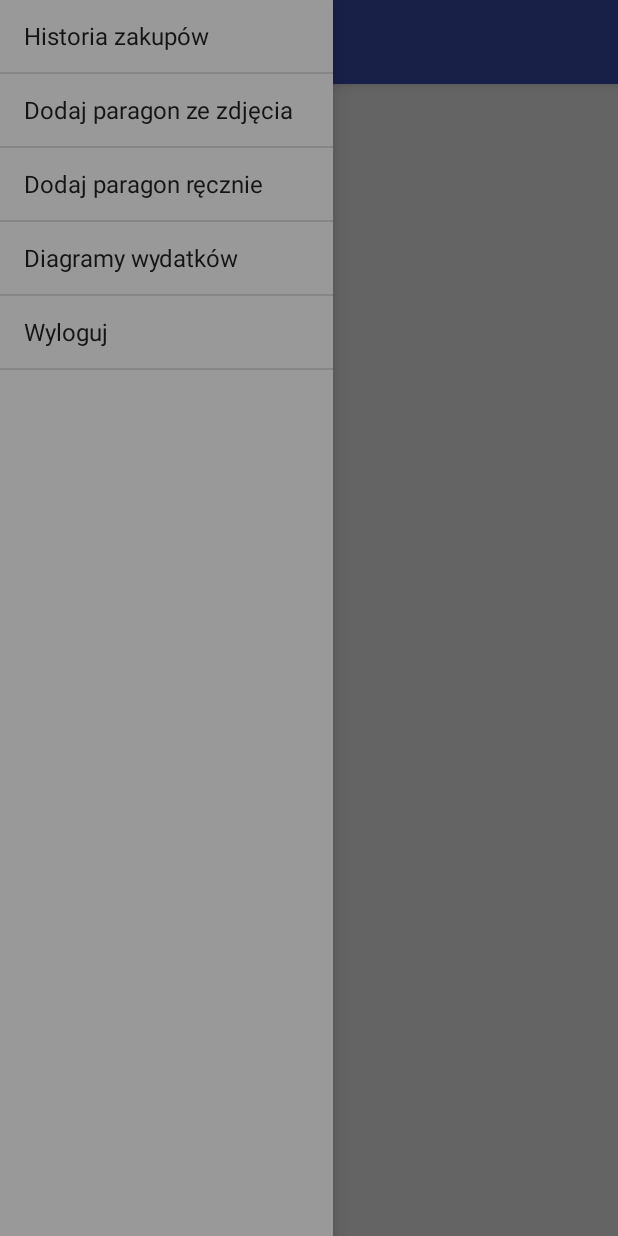
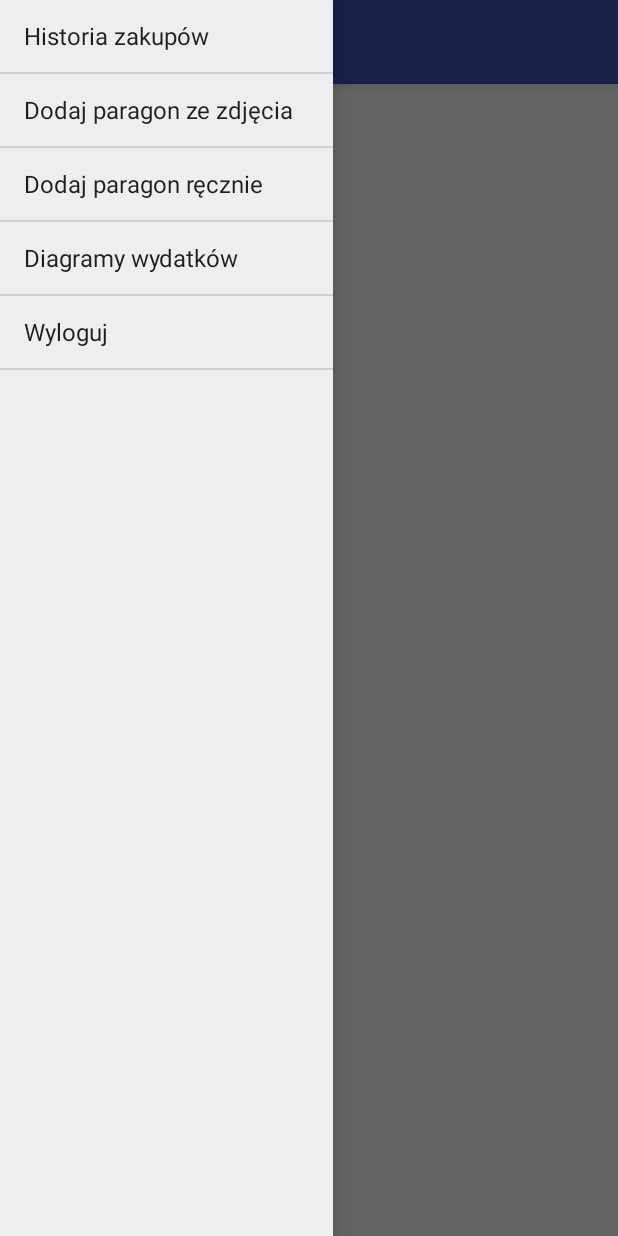
Before and after one commit to gubi95/BillsManagementApp, an Android app: the Menu screen opened directly, with no data from a screen before it, with the side drawer open, on a phone screen of 412 x 824 dp. Run offline under Robolectric (Android 15) with nearby library versions, the phone set to English and light mode, and no system bars.

Commit message:
apka sie wlacza...

```diff
--- a/BillsManagement/app/src/main/AndroidManifest.xml
+++ b/BillsManagement/app/src/main/AndroidManifest.xml
@@ -15,6 +15,8 @@
         android:supportsRtl="true"
         android:theme="@style/AppTheme">
         <activity android:name=".ocr.OCRActivity" />
+        <activity android:name=".bills.edition.EditBillActivity" />
+
         <activity
             android:name=".menu.Menu"
             android:label="@string/title_activity_menu"
@@ -29,7 +31,6 @@
                 <category android:name="android.intent.category.LAUNCHER" />
             </intent-filter>
         </activity>
-        <activity android:name=".bills.edition.EditBillActivity" />
 
         <provider
             android:name="android.support.v4.content.FileProvider"
--- a/BillsManagement/app/src/main/res/layout/activity_menu.xml
+++ b/BillsManagement/app/src/main/res/layout/activity_menu.xml
@@ -1,6 +1,4 @@
 <android.support.v4.widget.DrawerLayout
-
-
     xmlns:android="http://schemas.android.com/apk/res/android"
     android:id="@+id/drawer_layout"
     android:layout_width="match_parent"
@@ -23,8 +21,6 @@
             android:theme="@style/AppTheme">
         </android.support.v7.widget.Toolbar>
 
-
-
     </FrameLayout>
 
         <ListView
@@ -32,7 +28,7 @@
             android:layout_width="222dp"
             android:layout_height="match_parent"
             android:layout_gravity="start"
-            android:background="#999" />
+            android:background="#EEE" />
 
     <!-- The navigation drawer -->
 </android.support.v4.widget.DrawerLayout>
```
